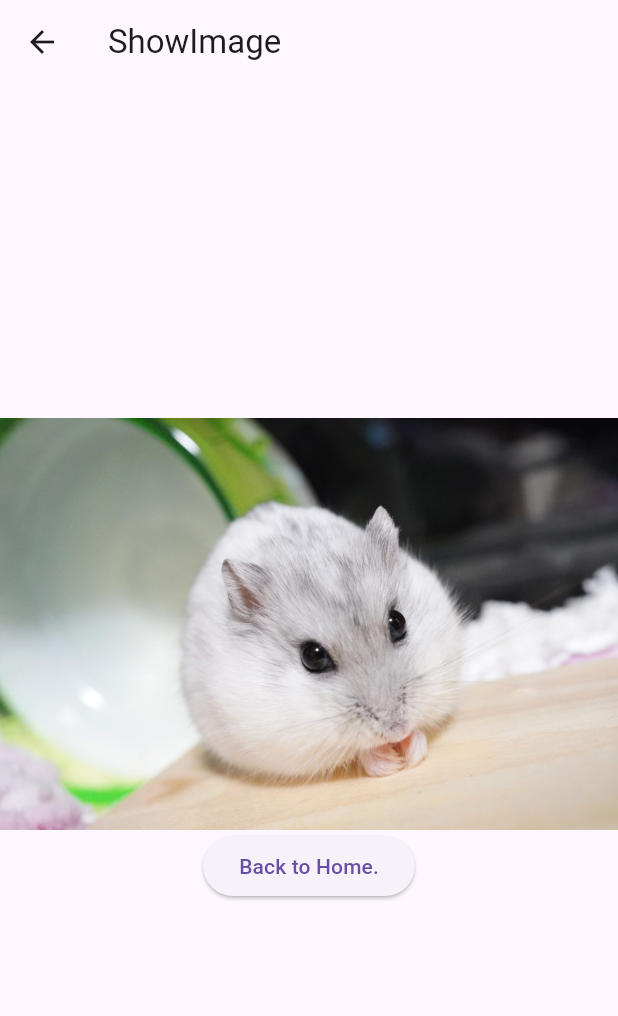
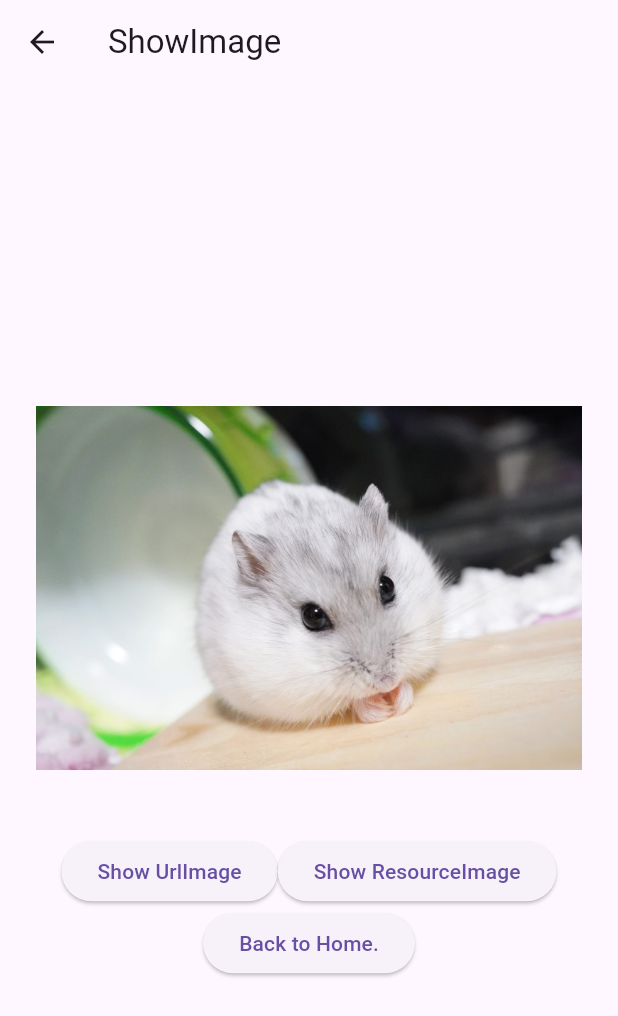
Before and after one commit to ichijo-it/flutter-study, a Flutter app: the screen it shows after launch, after a tap on "Press to show Image", on a phone screen of 412 x 824 dp. Shown: the top 1016 px of the screen. Run offline on Flutter 3.47's test engine with Material 3 defaults, Android fonts, the phone set to English and light mode, and no system bars; network calls fail.

Commit message:
Added image switching between local and online sources.

```diff
--- /dev/null
+++ b/display_resouce_image/lib/constants/app_constants.dart
@@ -0,0 +1,8 @@
+class AppSizes {
+  static const double imageHorizontalMargin = 24.0;
+}
+
+class AppImages {
+  static const String resourceImage = 'assets/images/hamster.png';
+  static const String urlImage = 'https://raw.githubusercontent.com/opencv/opencv/master/samples/data/HappyFish.jpg';
+}
--- a/display_resouce_image/lib/main.dart
+++ b/display_resouce_image/lib/main.dart
@@ -1,64 +1,22 @@
 import 'package:flutter/material.dart';
+import 'screens/image_selection_screen.dart';
+import 'screens/image_display_screen.dart';
 
 void main() {
-  runApp(const ShowImageApp());
+  runApp(const ImageDisplayApp());
 }
 
-class ShowImageApp extends StatelessWidget {
-  const ShowImageApp({super.key});
+class ImageDisplayApp extends StatelessWidget {
+  const ImageDisplayApp({super.key});
 
   @override
   Widget build(BuildContext context) {
     return MaterialApp(
       initialRoute: '/',
       routes: {
-        '/': (context) => const TransImageScene(),
-        '/ShowImage': (context) => const ShowImage(),
+        '/': (context) => const ImageSelectionScreen(),
+        '/display': (context) => const ImageDisplayScreen(),
       },
     );
   }
 }
-
-class TransImageScene extends StatelessWidget {
-  const TransImageScene({super.key});
-
-  @override
-  Widget build(BuildContext context) {
-    return Scaffold(
-      appBar: AppBar(title: const Text('Show Image App')),
-      body: Center(
-        child: ElevatedButton(
-          onPressed: () {
-            Navigator.pushNamed(context, '/ShowImage');
-          },
-          child: const Text('Press to show Image'),
-        ),
-      ),
-    );
-  }
-}
-
-class ShowImage extends StatelessWidget {
-  const ShowImage({super.key});
-
-  @override
-  Widget build(BuildContext context) {
-    return Scaffold(
-      appBar: AppBar(
-        title: const Text('ShowImage'),
-      ),
-      body: Center(
-        child: Column(
-          mainAxisAlignment: MainAxisAlignment.center,
-          children: [
-            Image.asset('assets/images/hamster.png'),
-            ElevatedButton(
-              onPressed: () => Navigator.pop(context),
-              child: const Text('Back to Home.'),
-            ),
-          ],
-        ),
-      ),
-    );
-  }
-}
--- /dev/null
+++ b/display_resouce_image/lib/screens/image_display_screen.dart
@@ -0,0 +1,74 @@
+import 'package:flutter/material.dart';
+import '../constants/app_constants.dart';
+
+class ImageDisplayScreen extends StatefulWidget {
+  const ImageDisplayScreen({super.key});
+
+  @override
+  State<ImageDisplayScreen> createState() => _ImageDisplayScreenState();
+}
+
+class _ImageDisplayScreenState extends State<ImageDisplayScreen> {
+  bool useNetworkImage = false;
+
+  @override
+  Widget build(BuildContext context) {
+    final screenWidth = MediaQuery.of(context).size.width;
+    final screenHeight = MediaQuery.of(context).size.height;
+
+    return Scaffold(
+      appBar: AppBar(
+        title: const Text('ShowImage'),
+      ),
+      body: Center(
+        child: Column(
+          mainAxisAlignment: MainAxisAlignment.center,
+          children: [
+            SizedBox(
+              height: screenHeight * 0.4,
+              width: screenWidth,
+              child: Padding(
+                padding: const EdgeInsets.symmetric(
+                    horizontal: AppSizes.imageHorizontalMargin),
+                child: useNetworkImage
+                    ? Image.network(
+                        AppImages.urlImage,
+                        fit: BoxFit.contain,
+                      )
+                    : Image.asset(
+                        AppImages.resourceImage,
+                        fit: BoxFit.contain,
+                      ),
+              ),
+            ),
+            Row(
+              mainAxisAlignment: MainAxisAlignment.center,
+              children: [
+                ElevatedButton(
+                  onPressed: () {
+                    setState(() {
+                      useNetworkImage = true;
+                    });
+                  },
+                  child: const Text('Show UrlImage'),
+                ),
+                ElevatedButton(
+                  onPressed: () {
+                    setState(() {
+                      useNetworkImage = false;
+                    });
+                  },
+                  child: const Text('Show ResourceImage'),
+                ),
+              ],
+            ),
+            ElevatedButton(
+              onPressed: () => Navigator.pop(context),
+              child: const Text('Back to Home.'),
+            ),
+          ],
+        ),
+      ),
+    );
+  }
+}
--- /dev/null
+++ b/display_resouce_image/lib/screens/image_selection_screen.dart
@@ -0,0 +1,20 @@
+import 'package:flutter/material.dart';
+
+class ImageSelectionScreen extends StatelessWidget {
+  const ImageSelectionScreen({super.key});
+
+  @override
+  Widget build(BuildContext context) {
+    return Scaffold(
+      appBar: AppBar(title: const Text('Show Image App')),
+      body: Center(
+        child: ElevatedButton(
+          onPressed: () {
+            Navigator.pushNamed(context, '/display');
+          },
+          child: const Text('Press to show Image'),
+        ),
+      ),
+    );
+  }
+}
```
Also changed, not shown: 1 other file.
